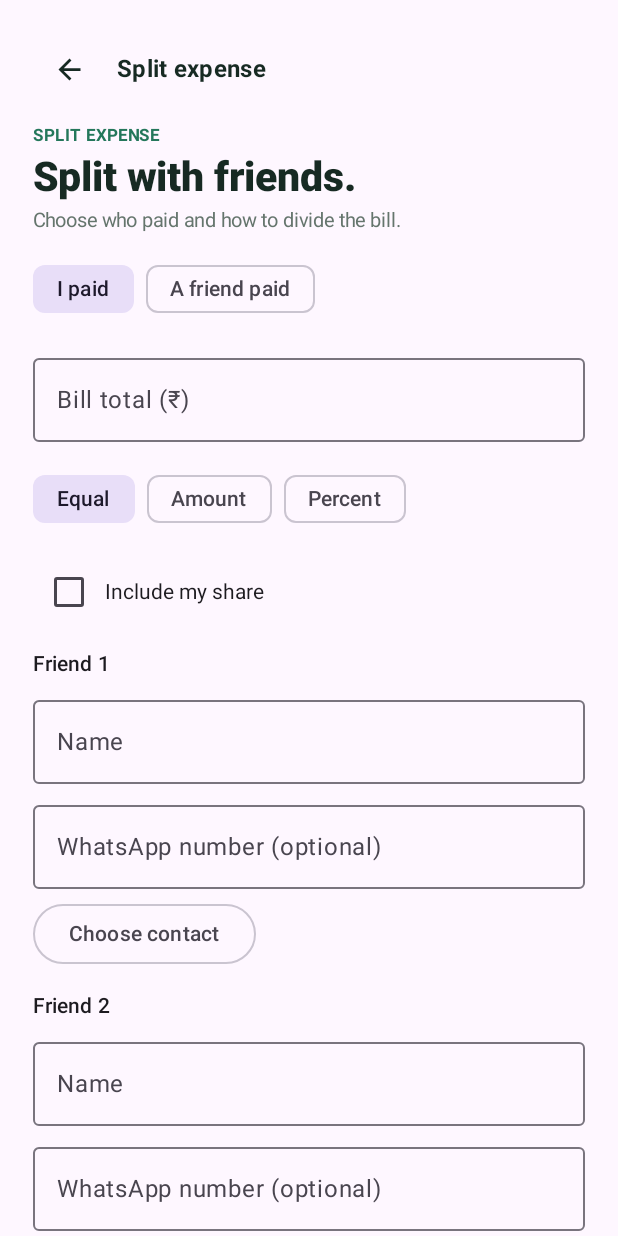
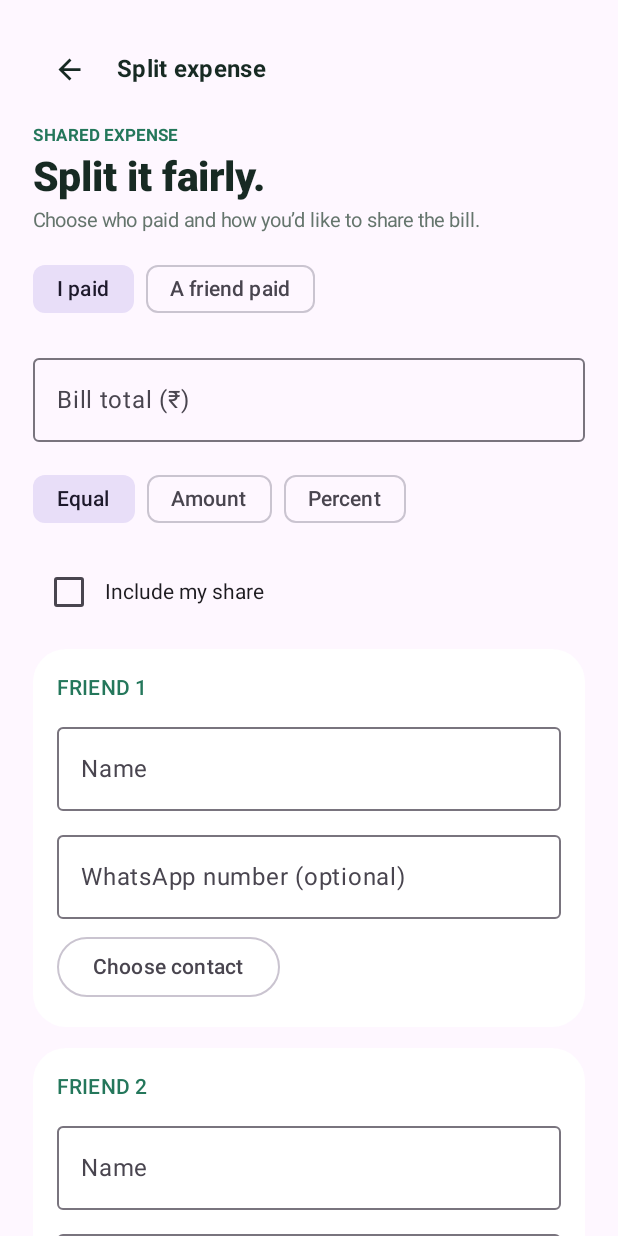
Before and after one commit to Punith-Singh/awkward-free, an Android app built with Jetpack Compose: the composable SplitDueScreen called with empty values, on a phone screen of 412 x 824 dp. Run offline under Robolectric (Android 15) with nearby library versions, the phone set to English and light mode, and no system bars.

Commit message:
Refresh the split expense form

```diff
--- a/app/src/main/java/com/punith/awkwardfree/ui/screens/SplitDueScreen.kt
+++ b/app/src/main/java/com/punith/awkwardfree/ui/screens/SplitDueScreen.kt
@@ -8,6 +8,10 @@ import android.provider.ContactsContract
 import androidx.activity.compose.rememberLauncherForActivityResult
 import androidx.activity.result.contract.ActivityResultContracts
 import androidx.compose.foundation.layout.*
+import androidx.compose.foundation.background
+import androidx.compose.foundation.shape.RoundedCornerShape
+import androidx.compose.ui.graphics.Color
+import com.punith.awkwardfree.ui.theme.*
 import androidx.compose.foundation.rememberScrollState
 import androidx.compose.foundation.verticalScroll
 import androidx.compose.material3.*
@@ -66,7 +70,7 @@ private data class SplitPerson(val name: String = "", val phone: String = "", va
 
     Column(Modifier.fillMaxSize().verticalScroll(rememberScrollState()).padding(22.dp), verticalArrangement = Arrangement.spacedBy(14.dp)) {
         BackHeader("Split expense", back)
-        Heading("SPLIT EXPENSE", "Split with friends.", "Choose who paid and how to divide the bill.")
+        Heading("SHARED EXPENSE", "Split it fairly.", "Choose who paid and how you’d like to share the bill.")
         Row(horizontalArrangement = Arrangement.spacedBy(8.dp)) {
             FilterChip(selected = paidByMe, onClick = { paidByMe = true }, label = { Text("I paid") })
             FilterChip(selected = !paidByMe, onClick = { paidByMe = false; includeMe = true }, label = { Text("A friend paid") })
@@ -84,8 +88,8 @@ private data class SplitPerson(val name: String = "", val phone: String = "", va
         }
         if (includeMe && mode != "Equal") OutlinedTextField(value = myShare, onValueChange = { myShare = it; error = "" }, label = { Text(if (mode == "Percent") "My share (%)" else "My share (₹)") }, keyboardOptions = KeyboardOptions(keyboardType = KeyboardType.Decimal), singleLine = true, modifier = Modifier.fillMaxWidth())
         people.forEachIndexed { index, person ->
-            Column(verticalArrangement = Arrangement.spacedBy(6.dp)) {
-                Text("Friend ${index + 1}", style = MaterialTheme.typography.titleSmall)
+            Column(Modifier.fillMaxWidth().background(Color.White, RoundedCornerShape(22.dp)).padding(16.dp), verticalArrangement = Arrangement.spacedBy(8.dp)) {
+                Text("FRIEND ${index + 1}", color = Violet, style = MaterialTheme.typography.labelLarge)
                 OutlinedTextField(value = person.name, onValueChange = { people[index] = person.copy(name = it); error = "" }, label = { Text("Name") }, singleLine = true, modifier = Modifier.fillMaxWidth())
                 OutlinedTextField(value = person.phone, onValueChange = { people[index] = person.copy(phone = it); error = "" }, label = { Text("WhatsApp number (optional)") }, keyboardOptions = KeyboardOptions(keyboardType = KeyboardType.Phone), singleLine = true, modifier = Modifier.fillMaxWidth())
                 OutlinedButton(onClick = {
```
